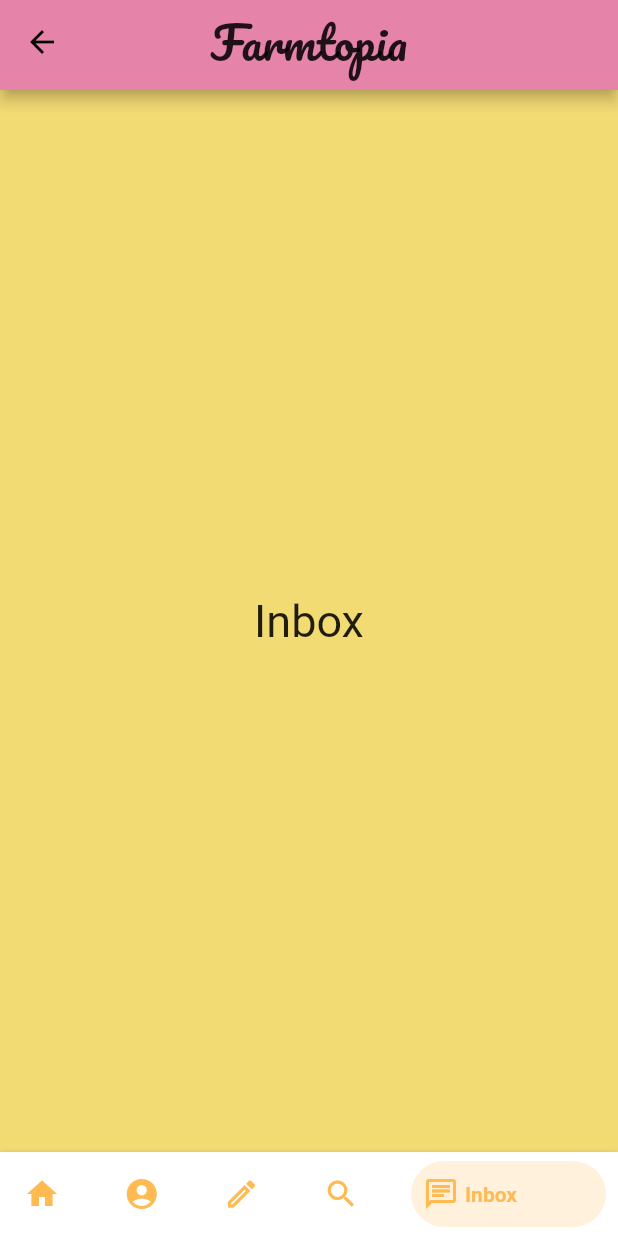
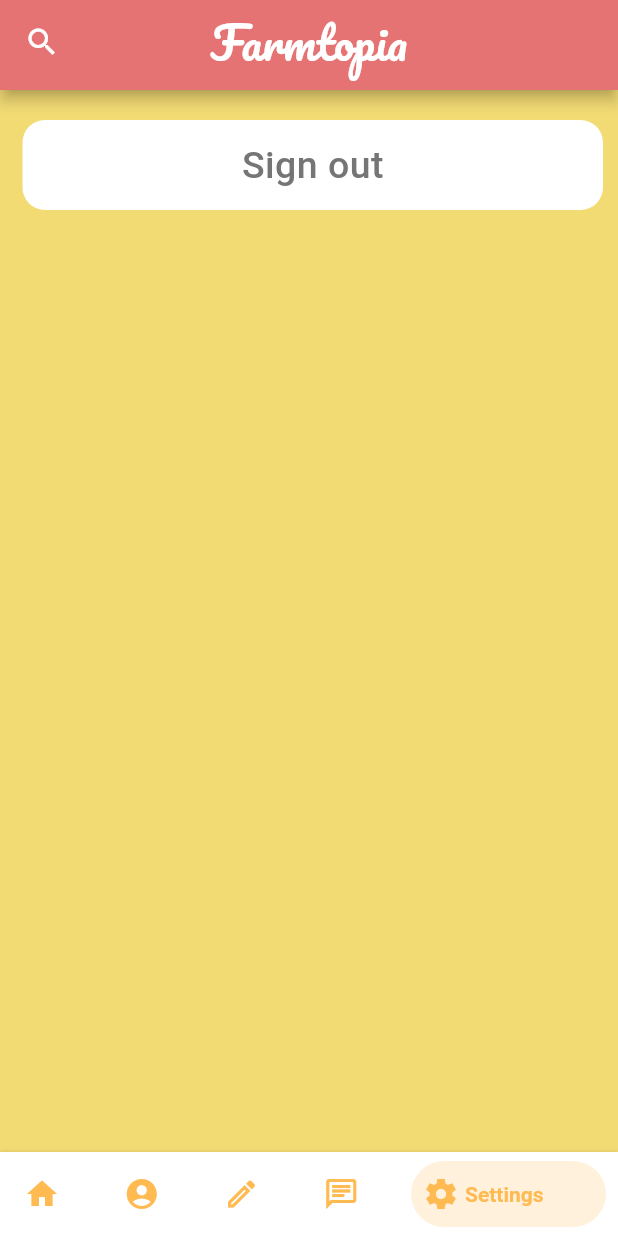
Before and after one commit to Chi-Bottle-Nguyen/farmtopia, a Flutter app: the HomePage screen opened directly, swiped to page 5, on a phone screen of 412 x 824 dp. Run offline on Flutter 3.47's test engine with Material 2 defaults, Android fonts, the phone set to English and light mode, and no system bars; drawn by our look-alikes of bottom_navy_bar; our stand-ins replace google_fonts; network calls fail; Roboto replaces fonts that are missing (Oxygen).

Commit message:
'logout button + modify BlogPost class + add search appbar'

```diff
--- a/farmtopia/lib/components/post.dart
+++ b/farmtopia/lib/components/post.dart
@@ -1,9 +1,10 @@
 import 'package:flutter/material.dart';
 
 class BlogPost extends StatelessWidget {
+  final String author;
   final String content;
 
-  const BlogPost({this.content});
+  const BlogPost({this.author, this.content});
 
   @override
   Widget build(BuildContext context) {
@@ -33,7 +34,7 @@ class BlogPost extends StatelessWidget {
                     children: [
                       Row(children: [
                         Text(
-                          'Name',
+                          this.author,
                           style: TextStyle(fontSize: 24.0),
                         ),
                         SizedBox(
--- a/farmtopia/lib/main.dart
+++ b/farmtopia/lib/main.dart
@@ -10,8 +10,8 @@ class MyApp extends StatelessWidget {
     return MaterialApp(
       title: 'Our app',
       theme: ThemeData(
-        //primaryColor: Colors.red[300],
-        primaryColor: Color(0xFFE683A9),
+        primaryColor: Colors.red[300],
+        //primaryColor: Color(0xFFFFBA52),
         brightness: Brightness.light,
       ),
       home: Login(),
--- a/farmtopia/lib/pages/home.dart
+++ b/farmtopia/lib/pages/home.dart
@@ -2,6 +2,7 @@ import 'package:bottom_navy_bar/bottom_navy_bar.dart'; // interactive bottom nav
 import 'package:farmtopia/components/post.dart';
 import 'package:farmtopia/pages/profile.dart';
 import 'package:farmtopia/pages/inbox.dart';
+import 'package:farmtopia/pages/settings.dart';
 import 'package:flutter/material.dart';
 import 'package:google_fonts/google_fonts.dart'; // google font package, fetch font http
 
@@ -14,6 +15,12 @@ class HomePage extends StatefulWidget {
 class _HomePageState extends State<HomePage> {
   int _currentIndex = 0;
   PageController _pageController;
+  Icon _searchIcon = new Icon(Icons.search);
+  Widget _appBarTitle = new Text(
+    'Farmtopia',
+    style: GoogleFonts.pacifico(fontSize: 30.0),
+    overflow: TextOverflow.ellipsis,
+  );
 
   @override
   void initState() {
@@ -29,6 +36,27 @@ class _HomePageState extends State<HomePage> {
     super.dispose();
   }
 
+//Referenced from this article: https://medium.com/flutterpub/a-simple-search-bar-in-flutter-f99aed68f523
+  void _searchPressed() {
+    setState(() {
+      if (this._searchIcon.icon == Icons.search) {
+        this._searchIcon = new Icon(Icons.close);
+        this._appBarTitle = new TextField(
+          decoration: new InputDecoration(
+              //prefixIcon: new Icon(Icons.search),
+              hintText: 'Search something...'),
+        );
+      } else {
+        this._searchIcon = new Icon(Icons.search);
+        this._appBarTitle = new Text(
+          'Farmtopia',
+          style: GoogleFonts.pacifico(fontSize: 30.0),
+          overflow: TextOverflow.ellipsis,
+        );
+      }
+    });
+  }
+
   @override
   Widget build(BuildContext context) {
     return Scaffold(
@@ -38,13 +66,11 @@ class _HomePageState extends State<HomePage> {
           preferredSize: Size.fromHeight(60.0),
           //   *****CREATING APP BAR*****
           child: AppBar(
-            title: Text(
-              'Farmtopia',
-              style: GoogleFonts.pacifico(fontSize: 30.0),
-              overflow: TextOverflow.ellipsis,
-            ),
-            centerTitle: true,
-          ),
+              automaticallyImplyLeading: false,
+              title: _appBarTitle,
+              centerTitle: true,
+              leading:
+                  new IconButton(icon: _searchIcon, onPressed: _searchPressed)),
         ),
         body: SizedBox.expand(
           child: PageView(
@@ -62,10 +88,8 @@ class _HomePageState extends State<HomePage> {
               Container(
                 color: Color(0xFFFFBA52),
               ),
-              Container(
-                color: Color(0xFFFFBA52),
-              ),
-              Inbox()
+              Inbox(),
+              Settings()
             ],
           ),
         ),
@@ -93,12 +117,12 @@ class _HomePageState extends State<HomePage> {
                 title: Text('Post'),
                 activeColor: Color(0xFFFFBA52)),
             BottomNavyBarItem(
-                icon: Icon(Icons.search),
-                title: Text('Search'),
+                icon: Icon(Icons.chat_outlined),
+                title: Text('Inbox'),
                 activeColor: Color(0xFFFFBA52)),
             BottomNavyBarItem(
-                icon: Icon(Icons.chat_outlined),
-                title: Text('Inbox'),
+                icon: Icon(Icons.settings_sharp),
+                title: Text('Settings'),
                 activeColor: Color(0xFFFFBA52)),
           ],
         ));
@@ -108,18 +132,22 @@ class _HomePageState extends State<HomePage> {
     return ListView(
       children: [
         BlogPost(
+          author: 'Fawzia',
           content:
               'Some content blah blah blah blah\nsome stuff hhhhihihihihihihihihihi \ntesting testing',
         ),
         BlogPost(
+          author: 'Joe Doe',
           content:
               'Some content blah blah blah blah\nsome stuff hhhhihihihihihihihihihi \ntesting testing',
         ),
         BlogPost(
+          author: 'Some Farmer',
           content:
               'Some content blah blah blah blah\nsome stuff hhhhihihihihihihihihihi \ntesting testing',
         ),
         BlogPost(
+          author: 'Other Farmer',
           content:
               'Some content blah blah blah blah\nsome stuff hhhhihihihihihihihihihi \ntesting testing',
         )
--- a/farmtopia/lib/pages/login.dart
+++ b/farmtopia/lib/pages/login.dart
@@ -45,7 +45,7 @@ class Login extends StatelessWidget {
             height: 50.0,
           ),
           RoundedButton(
-            text: 'Signin',
+            text: 'Sign in',
             press: () {
               Navigator.push(
                   context, MaterialPageRoute(builder: (context) => HomePage()));
--- a/farmtopia/lib/pages/profile.dart
+++ b/farmtopia/lib/pages/profile.dart
@@ -55,10 +55,12 @@ class _ProfileState extends State<Profile> {
           children: [
             SizedBox(height: 20.0),
             BlogPost(
+              author: 'Fawzia',
               content:
                   'Some content blah blah blah blah\nsome stuff hhhhihihihihihihihihihi \ntesting testing',
             ),
             BlogPost(
+              author: 'Fawzia',
               content:
                   'Some content blah blah blah blah\nsome stuff hhhhihihihihihihihihihi \ntesting testing',
             )
--- /dev/null
+++ b/farmtopia/lib/pages/settings.dart
@@ -0,0 +1,34 @@
+import 'package:farmtopia/pages/login.dart';
+import 'package:flutter/material.dart';
+
+class Settings extends StatelessWidget {
+  @override
+  Widget build(BuildContext context) {
+    return Scaffold(
+        backgroundColor: Color(0xFFF3DB74),
+        body: ListView(
+          children: [
+            Padding(
+                padding: EdgeInsets.only(left: 15.0, top: 20.0, right: 10.0),
+                child: Container(
+                  child: FlatButton(
+                      onPressed: () {
+                        Navigator.push(context,
+                            MaterialPageRoute(builder: (context) => Login()));
+                      },
+                      child: new Text('Sign out',
+                          style: new TextStyle(
+                            color: Colors.grey[600],
+                            fontSize: 25.0,
+                            fontWeight: FontWeight.w500,
+                            letterSpacing: 0.3,
+                          ))),
+                  height: 60.0,
+                  decoration: BoxDecoration(
+                      color: Colors.white,
+                      borderRadius: BorderRadius.circular(15.0)),
+                ))
+          ],
+        ));
+  }
+}
```
